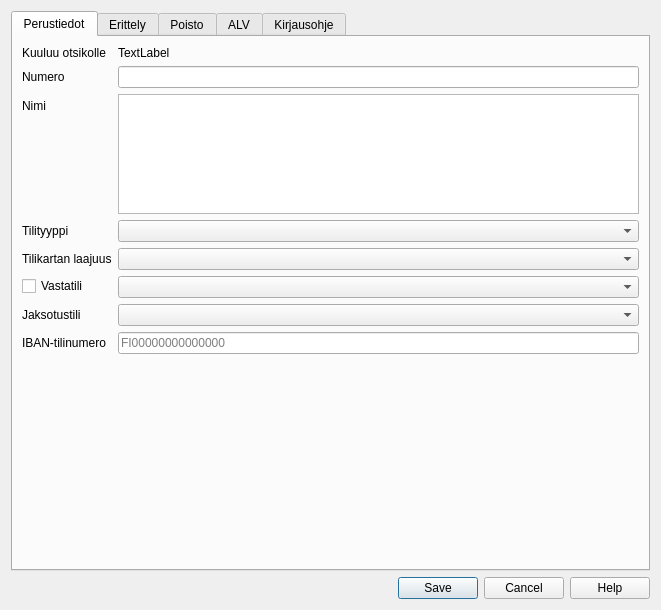
First picture: the form in kitsas/maaritys/tilinmuokkaus.ui, repository artoh/kitupiikki, before the edit.
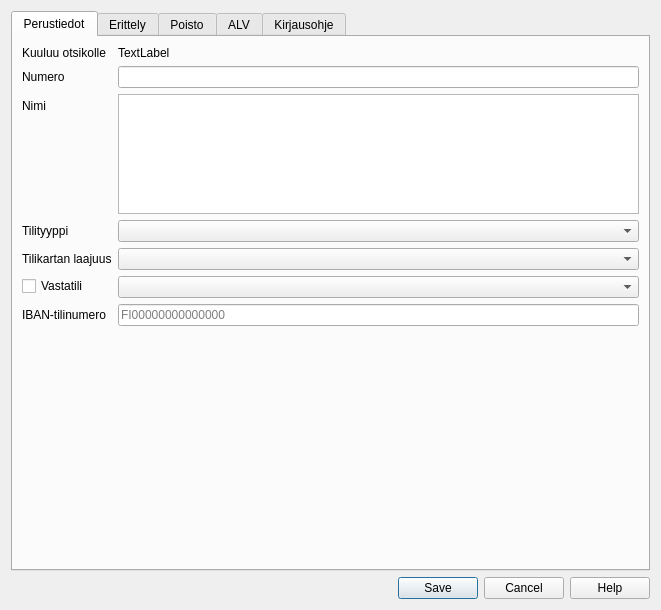
Second picture: the form after the edit. Icons and pictures are not drawn. Custom widgets are drawn as their Qt base class.

The edit to the form file:
```diff
--- a/kitsas/maaritys/tilinmuokkaus.ui
+++ b/kitsas/maaritys/tilinmuokkaus.ui
@@ -126,19 +126,6 @@
           <widget class="TiliCombo" name="vastaCombo"/>
          </item>
          <item row="6" column="0">
-          <widget class="QLabel" name="jaksotusLabel">
-           <property name="text">
-            <string>Jaksotustili</string>
-           </property>
-           <property name="buddy">
-            <cstring>jaksotiliCombo</cstring>
-           </property>
-          </widget>
-         </item>
-         <item row="6" column="1">
-          <widget class="TiliCombo" name="jaksotiliCombo"/>
-         </item>
-         <item row="7" column="0">
           <widget class="QLabel" name="ibanLabel">
            <property name="text">
             <string>IBAN-tilinumero</string>
@@ -148,7 +135,7 @@
            </property>
           </widget>
          </item>
-         <item row="7" column="1">
+         <item row="6" column="1">
           <widget class="QLineEdit" name="ibanLine">
            <property name="placeholderText">
             <string>FI00000000000000</string>
```
